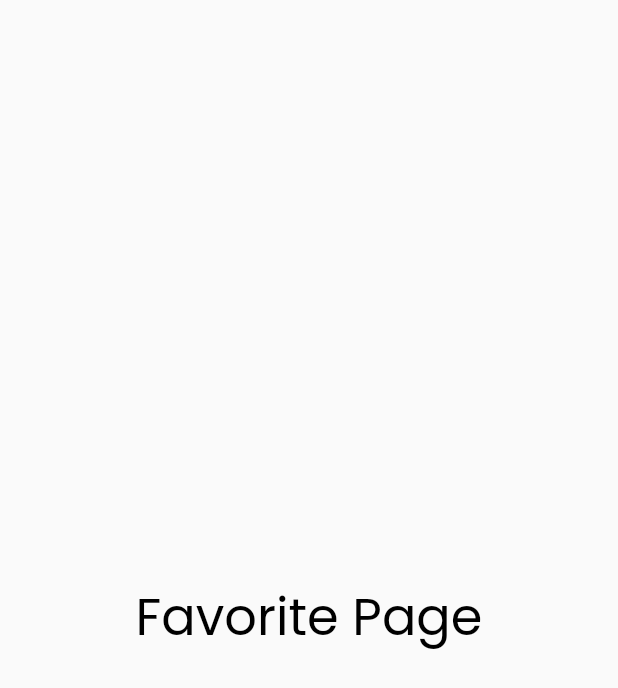
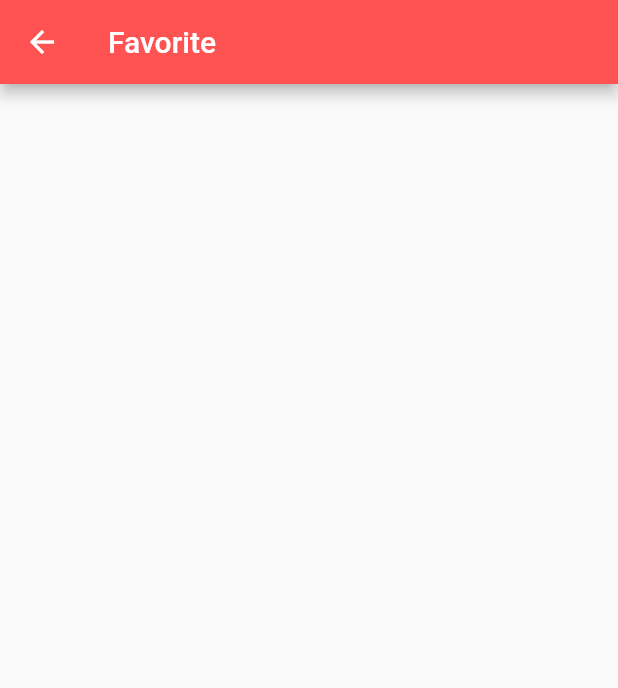
Before and after one commit to ianahmfac/Ala-Kosan, a Flutter app: the FavoritePage screen opened directly, on a phone screen of 412 x 824 dp. Shown: the top 688 px of the screen. Run offline on Flutter 3.47's test engine with Material 2 defaults, Android fonts, the light colour scheme and no system bars; our stand-ins replace cloud_firestore, eva_icons_flutter, firebase_auth, firebase_core, firebase_storage, flutter_spinkit and 5 more; accounts and stored records are empty.

Commit message:
add favorite kosan to favorites page

```diff
--- a/lib/pages/navigation_bar/favorite_page.dart
+++ b/lib/pages/navigation_bar/favorite_page.dart
@@ -1,15 +1,25 @@
-import 'package:ala_kosan/shared/themes.dart';
 import 'package:flutter/material.dart';
+import 'package:provider/provider.dart';
+
+import '../../providers/kosan_provider.dart';
+import '../../widgets/kosan_item.dart';
 
 class FavoritePage extends StatelessWidget {
   @override
   Widget build(BuildContext context) {
+    final kosanFavorites =
+        Provider.of<KosanProvider>(context).getKosanFavorites();
     return Scaffold(
-      body: Center(
-        child: Text(
-          "Favorite Page",
-          style: contentTitle2(context),
-        ),
+      appBar: AppBar(
+        title: Text("Favorite"),
+        brightness: Brightness.dark,
+      ),
+      body: ListView.builder(
+        itemCount: kosanFavorites.length,
+        itemBuilder: (context, index) {
+          final kosanItem = kosanFavorites[index];
+          return KosanItem(kosanItem: kosanItem);
+        },
       ),
     );
   }
--- a/lib/providers/kosan_provider.dart
+++ b/lib/providers/kosan_provider.dart
@@ -12,6 +12,10 @@ class KosanProvider with ChangeNotifier {
     return _listOfKosan.where((element) => element.cityId == id).toList();
   }
 
+  List<Kosan> getKosanFavorites() {
+    return _listOfKosan.where((element) => element.isFavorite).toList();
+  }
+
   void getKosan() async {
     _listOfKosan = await KosanService.getKosan()
       ..shuffle();
```
